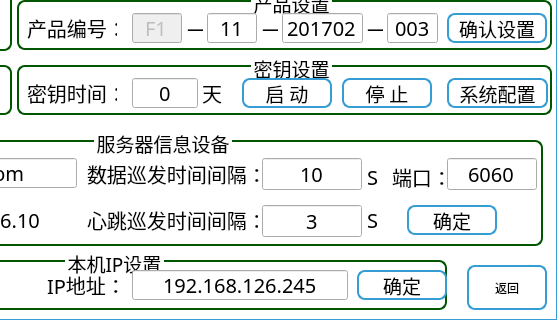
Above: SystemSet/systemset.ui from jiangyerui/PowerMonitor-Tcp before the change; both pictures show x 243 to 800 and y 160 to 480 of the 800 by 480 pixel window. Below: the same form after it.
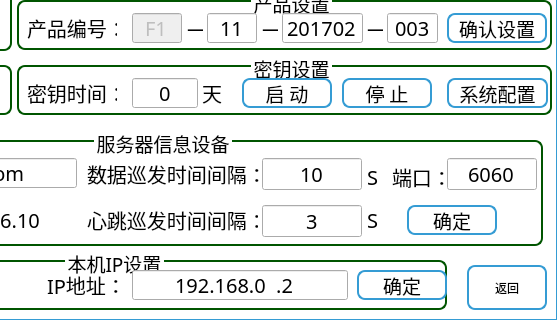
That is the form after the change. Icons and pictures are not drawn.

The edit to the form file:
```diff
--- a/SystemSet/systemset.ui
+++ b/SystemSet/systemset.ui
@@ -1705,7 +1705,7 @@
      <string>000.000.000.000</string>
     </property>
     <property name="text">
-     <string>192.168.126.245</string>
+     <string>192.168.0.2</string>
     </property>
     <property name="alignment">
      <set>Qt::AlignCenter</set>
```
